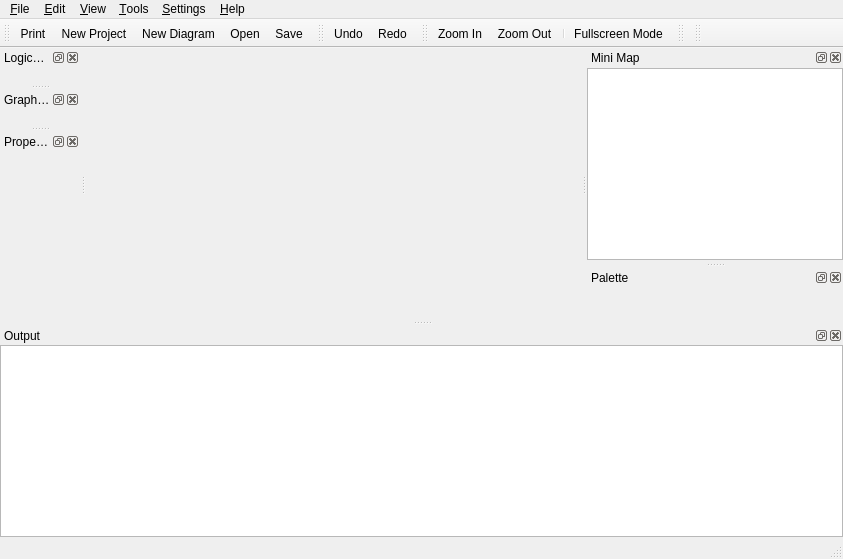
Old version of the form qrgui/mainwindow/mainWindow.ui in the repository qreal/qreal.
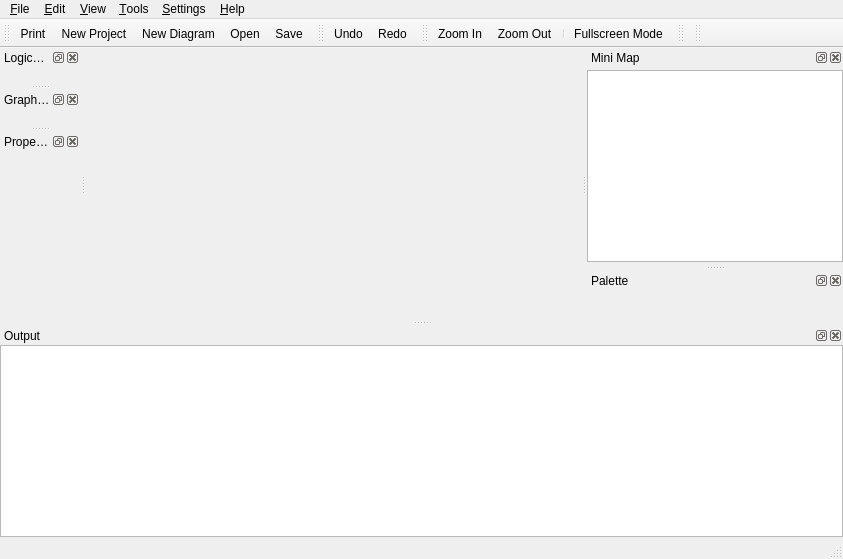
New version of the form. Icons and pictures are not drawn. Custom widgets are drawn as their Qt base class.

Diff of the .ui file:
```diff
--- a/qrgui/mainwindow/mainWindow.ui
+++ b/qrgui/mainwindow/mainWindow.ui
@@ -144,8 +144,8 @@
    </property>
    <property name="minimumSize">
     <size>
-     <width>80</width>
-     <height>214</height>
+     <width>84</width>
+     <height>217</height>
     </size>
    </property>
    <property name="windowTitle">
```
Left out of the diff: 9 changed lines with no effect on the pictures.
